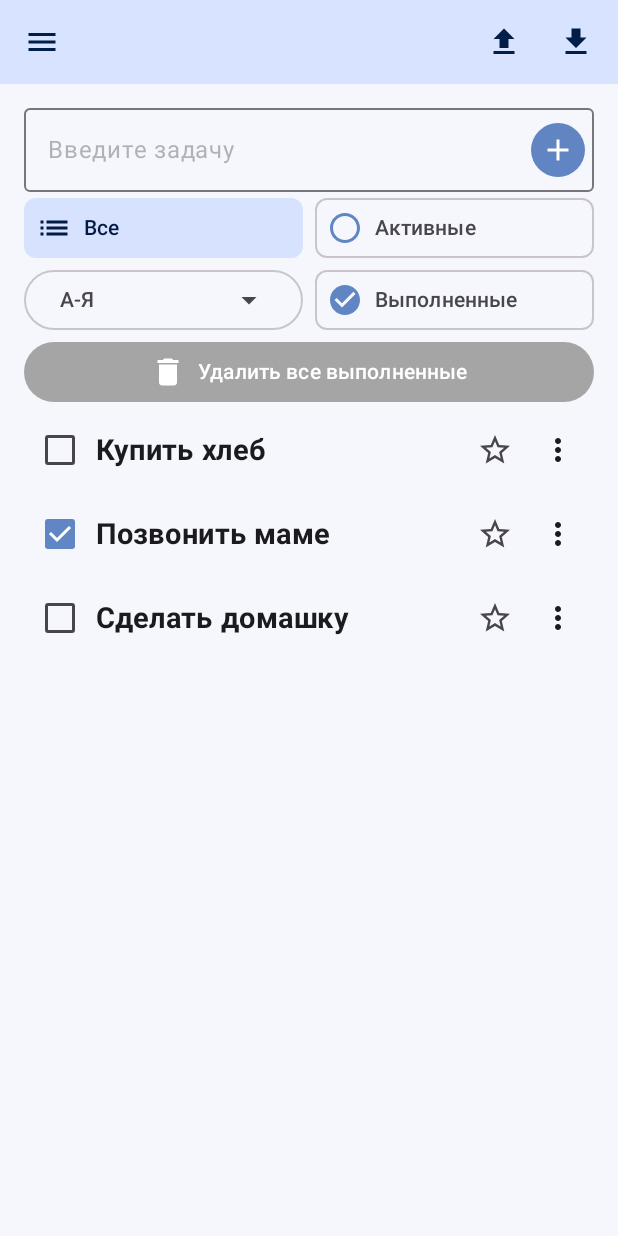
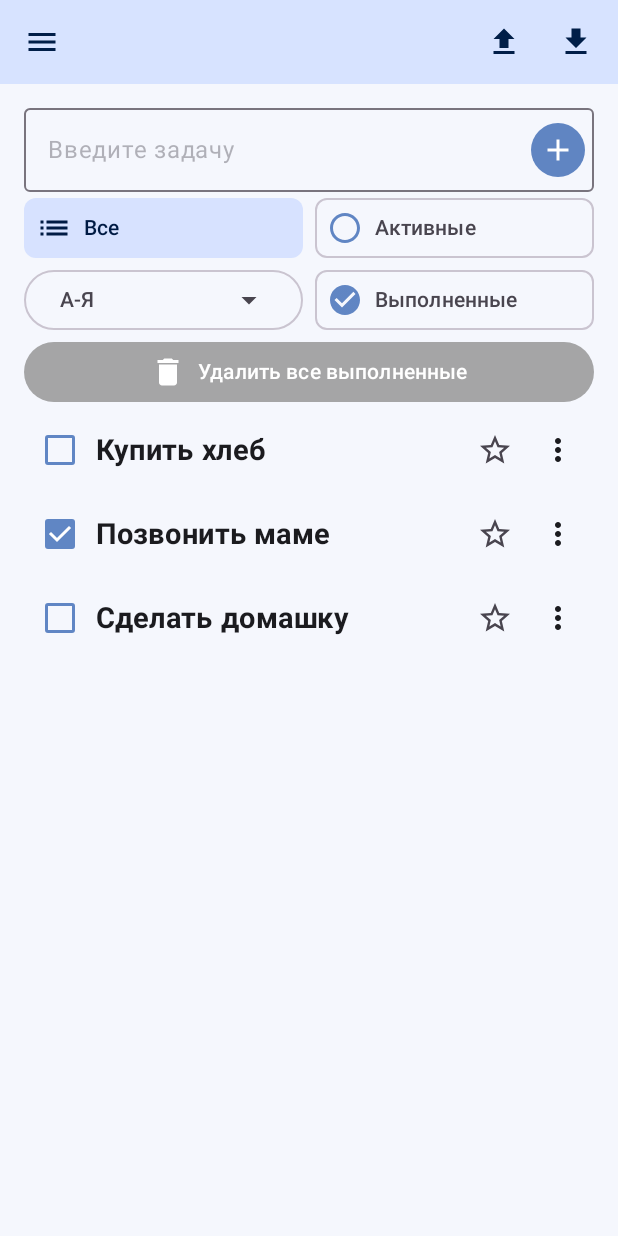
Before and after one commit to Denis24-sdk/ToDo-List-in-Kotlin, an Android app built with Jetpack Compose: the screen it shows after launch (MainActivity), on a phone screen of 412 x 824 dp. Run offline under Robolectric (Android 15) with nearby library versions, the phone set to English and light mode, and no system bars; libraries missing offline, so code that uses them is left out: androidx.datastore.preferences, androidx.lifecycle.lifecycleScope, com.google.gson, com.google.gson.reflect, kotlinx.coroutines and 3 more.

Commit message:
Цвет рамки чекбокса

```diff
--- a/app/src/main/java/com/example/myfirstapp/MainActivity.kt
+++ b/app/src/main/java/com/example/myfirstapp/MainActivity.kt
@@ -62,6 +62,7 @@ import androidx.compose.material3.Button
 import androidx.compose.material3.ButtonDefaults
 import androidx.compose.material3.CenterAlignedTopAppBar
 import androidx.compose.material3.Checkbox
+import androidx.compose.material3.CheckboxDefaults
 import androidx.compose.material3.ColorScheme
 import androidx.compose.material3.DrawerState
 import androidx.compose.material3.DrawerValue
@@ -603,7 +604,8 @@ fun TaskItem(
 
                 val updatedTask = setDoneRec(task, checked)
                 onCheckedChange(updatedTask)
-            })
+            },
+                colors = CheckboxDefaults.colors(uncheckedColor = lineColor))
 
             if (isEditing) {
                 OutlinedTextField(
```
